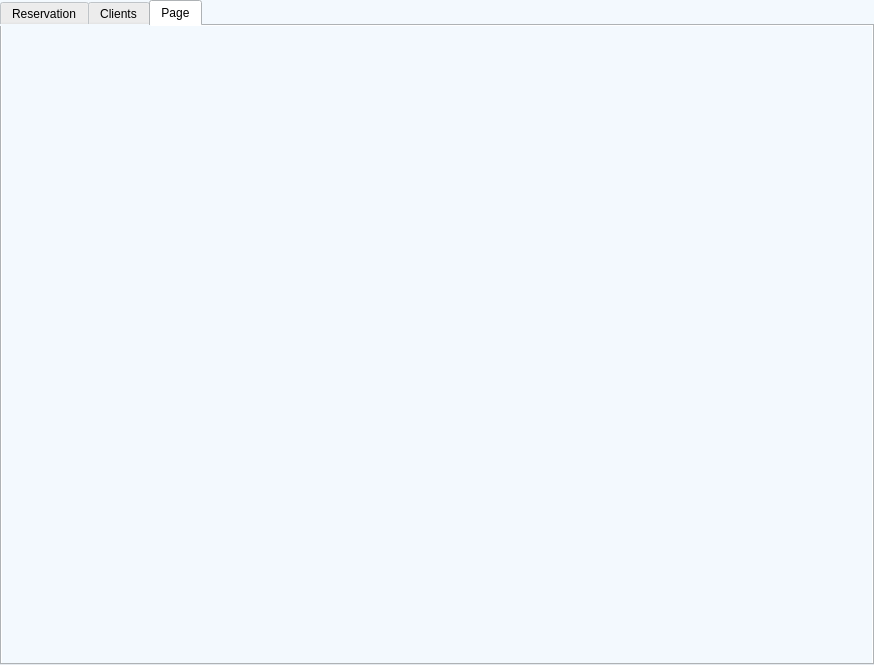
Old version of the form ui/reservation.ui in the repository Dimalko/telo2.
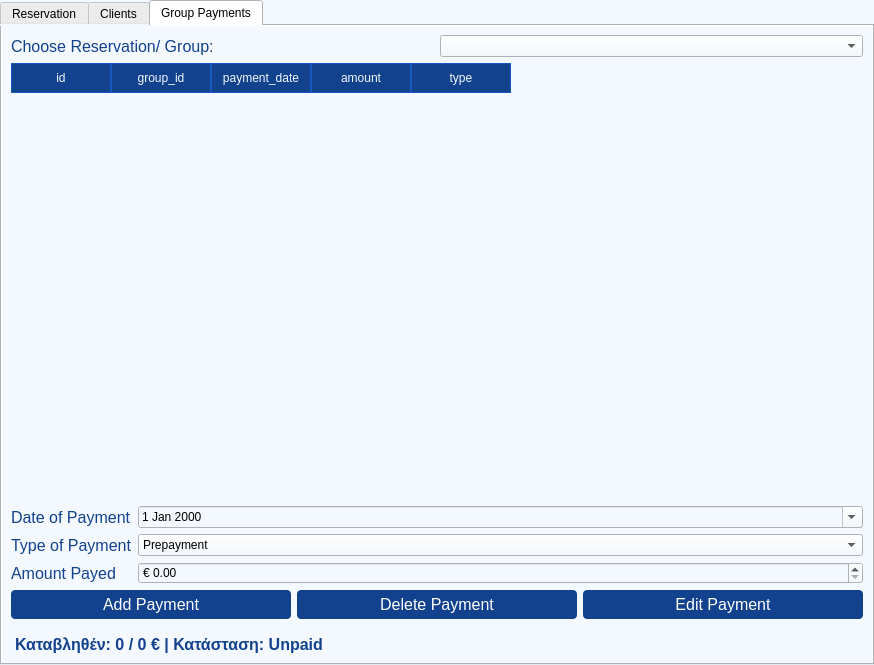
New version of the form. The open tabs and pages were chosen to show the change.

Commit message:
Complete Reservation
Τα κανει ολα τα εμφανιζω και στο agent window

```diff
--- a/ui/reservation.ui
+++ b/ui/reservation.ui
@@ -68,7 +68,60 @@
     color: white;
     border-radius: 4px;
 }
-</string>
+QTableWidget {
+border:none;
+background-color: white; 
+alternate-background-color: #f0f0f0;
+}
+
+QHeaderView::section {
+    background-color: rgb(18, 65, 141);            
+	color: rgb(243, 249, 254);
+    font: 57 8pt &quot;Yu Gothic Medium&quot;;
+    padding: 5px;
+    border: 1px solid rgb(24, 89, 193); 
+}
+
+#QTableWidget QTableCornerButton::section {
+    background-color: #74b9ff; /* Top-left corner color */
+    border: 1px solid #0984e3;
+	border-radius:5px;
+}
+
+QScrollBar:horizontal {
+    border: none;
+    background: #dfe6e9;  /* Background color of the scrollbar track */
+    height: 12px;  /* Thickness of the scrollbar */
+    margin: 0px 0px 0px 0px;
+}
+
+QScrollBar::handle:horizontal {
+    background: #0984e3; /* Color of the scrollbar handle (slider) */
+    min-width: 20px; /* Minimum width of the handle */
+    border-radius: 6px; /* Rounded edges */
+}
+
+QScrollBar::handle:horizontal:hover {
+    background: #74b9ff; /* Lighter color when hovered */
+}
+
+QScrollBar::add-line:horizontal, QScrollBar::sub-line:horizontal {
+    background: none; /* Removes the small arrow buttons */
+}
+
+QScrollBar::add-page:horizontal, QScrollBar::sub-page:horizontal {
+    background: none; /* Keeps empty space color same */
+}
+
+QListWidget{
+	border: 1px solid rgb(161, 161, 161);	
+	border-radius:10px;
+}
+
+QLineEdit{
+	border: 1px solid rgb(18, 65, 141);	
+	border-radius: 9px;
+}</string>
   </property>
   <widget class="QWidget" name="centralwidget">
    <property name="styleSheet">
@@ -92,6 +145,63 @@
     </property>
     <item>
      <widget class="QTabWidget" name="tabWidget">
+      <property name="styleSheet">
+       <string notr="true">QWidget{
+background-color: rgb(243, 249, 254);
+}
+
+
+QLabel{
+color: rgb(18, 65, 141);
+font-size:16px;
+padding-bottom: 0px;
+text-align: center;
+}
+
+QLineEdit{
+background-color: rgb(255, 255, 255);
+border: 2px solid; 
+border-radius: 6px; 
+border-color:rgb(18, 65, 141);
+padding: 8px;
+color: rgb(18, 65, 141);
+font-size:14px;
+}
+
+QPushButton{
+color:#fff;
+border: 0px;
+font-size: 16px;
+padding: 5px;
+background-color: rgb(18, 65, 141);
+border-radius:4px;
+}
+
+QPushButton:hover{
+background-color: rgb(47, 142, 228);
+}
+QListWidget {
+    background-color: white;
+    border: 2px solid rgb(18, 65, 141);
+    border-radius: 6px;
+    alternate-background-color: #f0f0f0;
+    padding: 2px;
+    font-size: 14px;
+    color: rgb(18, 65, 141);
+}
+
+QListWidget::item {
+    padding: 6px;
+    border-bottom: 1px solid #e0e0e0;
+}
+
+QListWidget::item:selected {
+    background-color: rgb(18, 65, 141);
+    color: white;
+    border-radius: 4px;
+}
+</string>
+      </property>
       <property name="currentIndex">
        <number>1</number>
       </property>
@@ -391,9 +501,248 @@
        </widget>
       </widget>
       <widget class="QWidget" name="tab_3">
+       <property name="styleSheet">
+        <string notr="true">QWidget{
+background-color: rgb(243, 249, 254);
+}
+
+
+QLabel{
+color: rgb(18, 65, 141);
+font-size:16px;
+padding-bottom: 0px;
+text-align: center;
+}
+
+QLineEdit{
+background-color: rgb(255, 255, 255);
+border: 2px solid; 
+border-radius: 6px; 
+border-color:rgb(18, 65, 141);
+padding: 8px;
+color: rgb(18, 65, 141);
+font-size:14px;
+}
+
+QPushButton{
+color:#fff;
+border: 0px;
+font-size: 16px;
+padding: 5px;
+background-color: rgb(18, 65, 141);
+border-radius:4px;
+}
+
+QPushButton:hover{
+background-color: rgb(47, 142, 228);
+}
+QListWidget {
+    background-color: white;
+    border: 2px solid rgb(18, 65, 141);
+    border-radius: 6px;
+    alternate-background-color: #f0f0f0;
+    padding: 2px;
+    font-size: 14px;
+    color: rgb(18, 65, 141);
+}
+
+QListWidget::item {
+    padding: 6px;
+    border-bottom: 1px solid #e0e0e0;
+}
+
+QListWidget::item:selected {
+    background-color: rgb(18, 65, 141);
+    color: white;
+    border-radius: 4px;
+}
+</string>
+       </property>
        <attribute name="title">
-        <string>Page</string>
+        <string>Group Payments</string>
        </attribute>
+       <layout class="QVBoxLayout" name="verticalLayout">
+        <item>
+         <layout class="QHBoxLayout" name="group_selection_layout">
+          <item>
+           <widget class="QLabel" name="group_label">
+            <property name="text">
+             <string>Choose Reservation/ Group:</string>
+            </property>
+           </widget>
+          </item>
+          <item>
+           <widget class="QComboBox" name="groupComboBox"/>
+          </item>
+         </layout>
+        </item>
+        <item>
+         <widget class="QTableWidget" name="groupPaymentsTable">
+          <property name="styleSheet">
+           <string notr="true">QWidget{
+background-color: rgb(243, 249, 254);
+}
+
+
+QLabel{
+color: rgb(18, 65, 141);
+font-size:16px;
+padding-bottom: 0px;
+text-align: center;
+}
+
+QLineEdit{
+background-color: rgb(255, 255, 255);
+border: 2px solid; 
+border-radius: 6px; 
+border-color:rgb(18, 65, 141);
+padding: 8px;
+color: rgb(18, 65, 141);
+font-size:14px;
+}
+
+QPushButton{
+color:#fff;
+border: 0px;
+font-size: 16px;
+padding: 5px;
+background-color: rgb(18, 65, 141);
+border-radius:4px;
+}
+
+QPushButton:hover{
+background-color: rgb(47, 142, 228);
+}
+
+</string>
+          </property>
+          <column>
+           <property name="text">
+            <string>id</string>
+           </property>
+          </column>
+          <column>
+           <property name="text">
+            <string>group_id</string>
+           </property>
+          </column>
+          <column>
+           <property name="text">
+            <string>payment_date</string>
+           </property>
+          </column>
+          <column>
+           <property name="text">
+            <string>amount</string>
+           </property>
+          </column>
+          <column>
+           <property name="text">
+            <string>type</string>
+           </property>
+          </column>
+         </widget>
+        </item>
+        <item>
+         <layout class="QFormLayout" name="paymentFormLayout">
+          <item row="0" column="0">
+           <widget class="QLabel" name="labelDate">
+            <property name="text">
+             <string>Date of Payment</string>
+            </property>
+           </widget>
+          </item>
+          <item row="0" column="1">
+           <widget class="QDateEdit" name="paymentDateEdit">
+            <property name="calendarPopup">
+             <bool>true</bool>
+            </property>
+           </widget>
+          </item>
+          <item row="1" column="0">
+           <widget class="QLabel" name="labelType">
+            <property name="text">
+             <string>Type of Payment</string>
+            </property>
+           </widget>
+          </item>
+          <item row="1" column="1">
+           <widget class="QComboBox" name="paymentTypeComboBox">
+            <item>
+             <property name="text">
+              <string>Prepayment</string>
+             </property>
+            </item>
+            <item>
+             <property name="text">
+              <string>Ιnstallment</string>
+             </property>
+            </item>
+            <item>
+             <property name="text">
+              <string>Final Payment</string>
+             </property>
+            </item>
+           </widget>
+          </item>
+          <item row="2" column="0">
+           <widget class="QLabel" name="labelAmount">
+            <property name="text">
+             <string>Amount Payed</string>
+            </property>
+           </widget>
+          </item>
+          <item row="2" column="1">
+           <widget class="QDoubleSpinBox" name="paymentAmountSpinBox">
+            <property name="prefix">
+             <string>€ </string>
+            </property>
+            <property name="decimals">
+             <number>2</number>
+            </property>
+            <property name="maximum">
+             <double>10000.000000000000000</double>
+            </property>
+           </widget>
+          </item>
+         </layout>
+        </item>
+        <item>
+         <layout class="QHBoxLayout" name="horizontalPaymentButtons">
+          <item>
+           <widget class="QPushButton" name="addPaymentButton">
+            <property name="text">
+             <string>Add Payment</string>
+            </property>
+           </widget>
+          </item>
+          <item>
+           <widget class="QPushButton" name="deletePaymentButton">
+            <property name="text">
+             <string>Delete Payment</string>
+            </property>
+           </widget>
+          </item>
+          <item>
+           <widget class="QPushButton" name="editPaymentButton">
+            <property name="text">
+             <string>Edit Payment</string>
+            </property>
+           </widget>
+          </item>
+         </layout>
+        </item>
+        <item>
+         <widget class="QLabel" name="paymentStatusLabel">
+          <property name="styleSheet">
+           <string notr="true">font-weight: bold; padding-top: 10px;</string>
+          </property>
+          <property name="text">
+           <string>Καταβληθέν: 0 / 0 € | Κατάσταση: Unpaid</string>
+          </property>
+         </widget>
+        </item>
+       </layout>
       </widget>
      </widget>
     </item>
```
Left out of the diff: 91 changed lines with no effect on the pictures. The commit also changes 6 other files.
